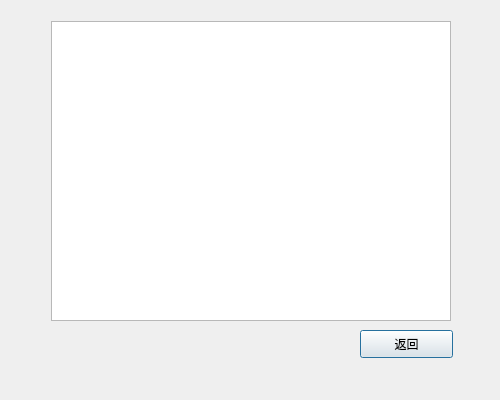
idy002/ticket, file Ticket/querytraindialog.ui: the form before one commit.
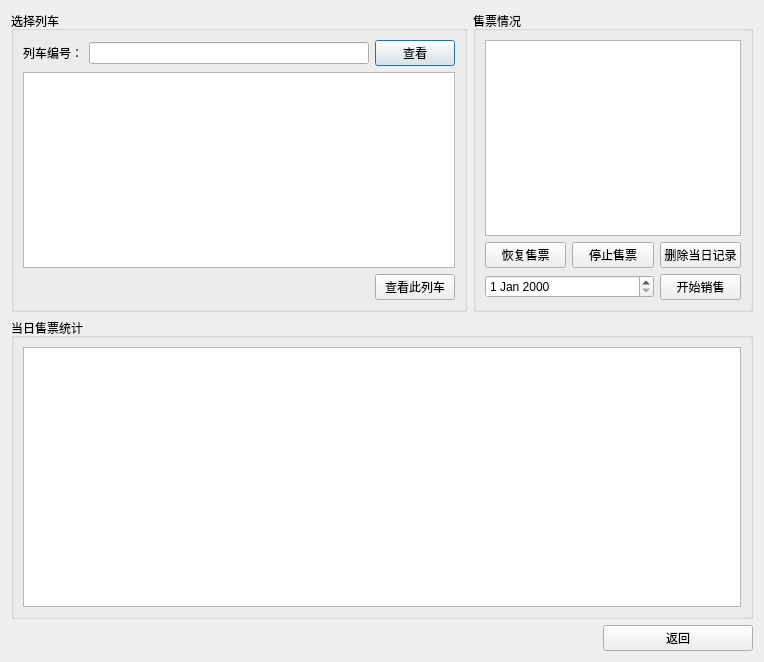
The form after the commit.

```diff
--- a/Ticket/querytraindialog.ui
+++ b/Ticket/querytraindialog.ui
@@ -6,60 +6,164 @@
    <rect>
     <x>0</x>
     <y>0</y>
-    <width>500</width>
-    <height>400</height>
+    <width>764</width>
+    <height>662</height>
    </rect>
   </property>
   <property name="minimumSize">
    <size>
-    <width>500</width>
-    <height>400</height>
+    <width>0</width>
+    <height>0</height>
    </size>
   </property>
   <property name="maximumSize">
    <size>
-    <width>500</width>
-    <height>400</height>
+    <width>16777215</width>
+    <height>16777215</height>
    </size>
   </property>
   <property name="windowTitle">
    <string>查询列车信息</string>
   </property>
-  <widget class="QTableWidget" name="tableWidget">
-   <property name="geometry">
-    <rect>
-     <x>51</x>
-     <y>21</y>
-     <width>400</width>
-     <height>300</height>
-    </rect>
-   </property>
-   <property name="minimumSize">
-    <size>
-     <width>400</width>
-     <height>300</height>
-    </size>
-   </property>
-   <property name="maximumSize">
-    <size>
-     <width>400</width>
-     <height>300</height>
-    </size>
-   </property>
-  </widget>
-  <widget class="QPushButton" name="pushButton">
-   <property name="geometry">
-    <rect>
-     <x>360</x>
-     <y>330</y>
-     <width>93</width>
-     <height>28</height>
-    </rect>
-   </property>
-   <property name="text">
-    <string>返回</string>
-   </property>
-  </widget>
+  <layout class="QVBoxLayout" name="verticalLayout">
+   <item>
+    <layout class="QGridLayout" name="gridLayout_4">
+     <item row="0" column="0">
+      <widget class="QGroupBox" name="groupBox">
+       <property name="title">
+        <string>选择列车</string>
+       </property>
+       <layout class="QGridLayout" name="gridLayout">
+        <item row="1" column="0" colspan="3">
+         <widget class="QListWidget" name="trainListWidget"/>
+        </item>
+        <item row="0" column="0">
+         <widget class="QLabel" name="label">
+          <property name="text">
+           <string>列车编号：</string>
+          </property>
+         </widget>
+        </item>
+        <item row="0" column="2">
+         <widget class="QPushButton" name="pushButton">
+          <property name="maximumSize">
+           <size>
+            <width>120</width>
+            <height>16777215</height>
+           </size>
+          </property>
+          <property name="text">
+           <string>查看</string>
+          </property>
+         </widget>
+        </item>
+        <item row="0" column="1">
+         <widget class="QLineEdit" name="trainidLineEdit"/>
+        </item>
+        <item row="2" column="2">
+         <widget class="QPushButton" name="pushButton_2">
+          <property name="text">
+           <string>查看此列车</string>
+          </property>
+         </widget>
+        </item>
+       </layout>
+      </widget>
+     </item>
+     <item row="0" column="1">
+      <widget class="QGroupBox" name="groupBox_2">
+       <property name="title">
+        <string>售票情况</string>
+       </property>
+       <layout class="QGridLayout" name="gridLayout_2">
+        <item row="0" column="0" colspan="3">
+         <widget class="QListWidget" name="dateListWidget"/>
+        </item>
+        <item row="1" column="0">
+         <widget class="QPushButton" name="restroePushButton">
+          <property name="text">
+           <string>恢复售票</string>
+          </property>
+         </widget>
+        </item>
+        <item row="1" column="1">
+         <widget class="QPushButton" name="stopPushButton">
+          <property name="text">
+           <string>停止售票</string>
+          </property>
+         </widget>
+        </item>
+        <item row="1" column="2">
+         <widget class="QPushButton" name="delPushButton">
+          <property name="text">
+           <string>删除当日记录</string>
+          </property>
+         </widget>
+        </item>
+        <item row="2" column="0" colspan="2">
+         <widget class="QDateEdit" name="dateEdit">
+          <property name="minimumSize">
+           <size>
+            <width>150</width>
+            <height>0</height>
+           </size>
+          </property>
+         </widget>
+        </item>
+        <item row="2" column="2">
+         <widget class="QPushButton" name="startPushButton">
+          <property name="text">
+           <string>开始销售</string>
+          </property>
+         </widget>
+        </item>
+       </layout>
+      </widget>
+     </item>
+     <item row="1" column="0" colspan="2">
+      <widget class="QGroupBox" name="groupBox_3">
+       <property name="title">
+        <string>当日售票统计</string>
+       </property>
+       <layout class="QGridLayout" name="gridLayout_3">
+        <item row="0" column="0">
+         <widget class="QTableWidget" name="tableWidget">
+          <property name="minimumSize">
+           <size>
+            <width>400</width>
+            <height>200</height>
+           </size>
+          </property>
+          <property name="maximumSize">
+           <size>
+            <width>16777215</width>
+            <height>16777215</height>
+           </size>
+          </property>
+         </widget>
+        </item>
+       </layout>
+      </widget>
+     </item>
+    </layout>
+   </item>
+   <item>
+    <widget class="QPushButton" name="cancelPushButton">
+     <property name="maximumSize">
+      <size>
+       <width>150</width>
+       <height>16777215</height>
+      </size>
+     </property>
+     <property name="layoutDirection">
+      <enum>Qt::RightToLeft</enum>
+     </property>
+     <property name="text">
+      <string>返回</string>
+     </property>
+    </widget>
+   </item>
+  </layout>
  </widget>
  <resources/>
  <connections>
```
Left out of the diff: 6 changed lines with no effect on the pictures.
